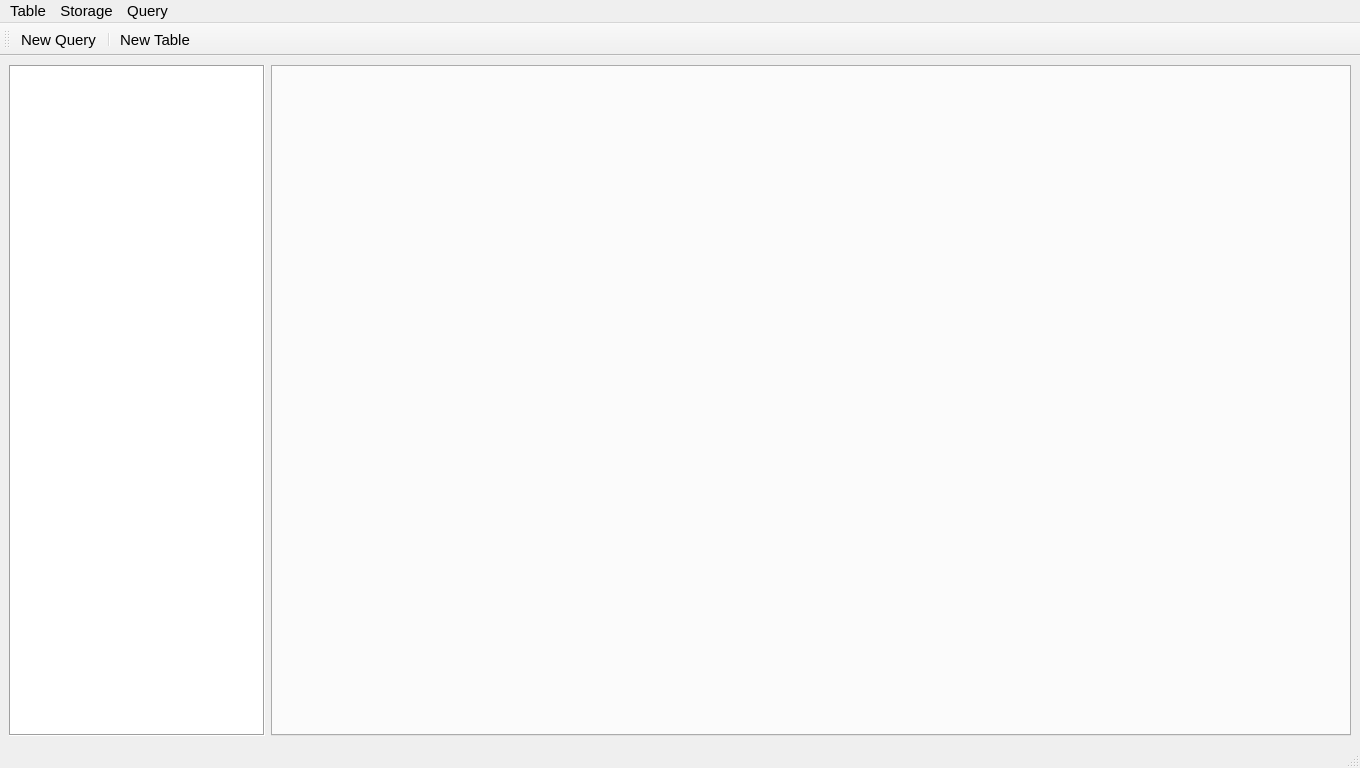
This is src/app/megatron.ui in OwenRoque/MegatronDBMS as Qt 5 draws it before an edit. The edited form follows.
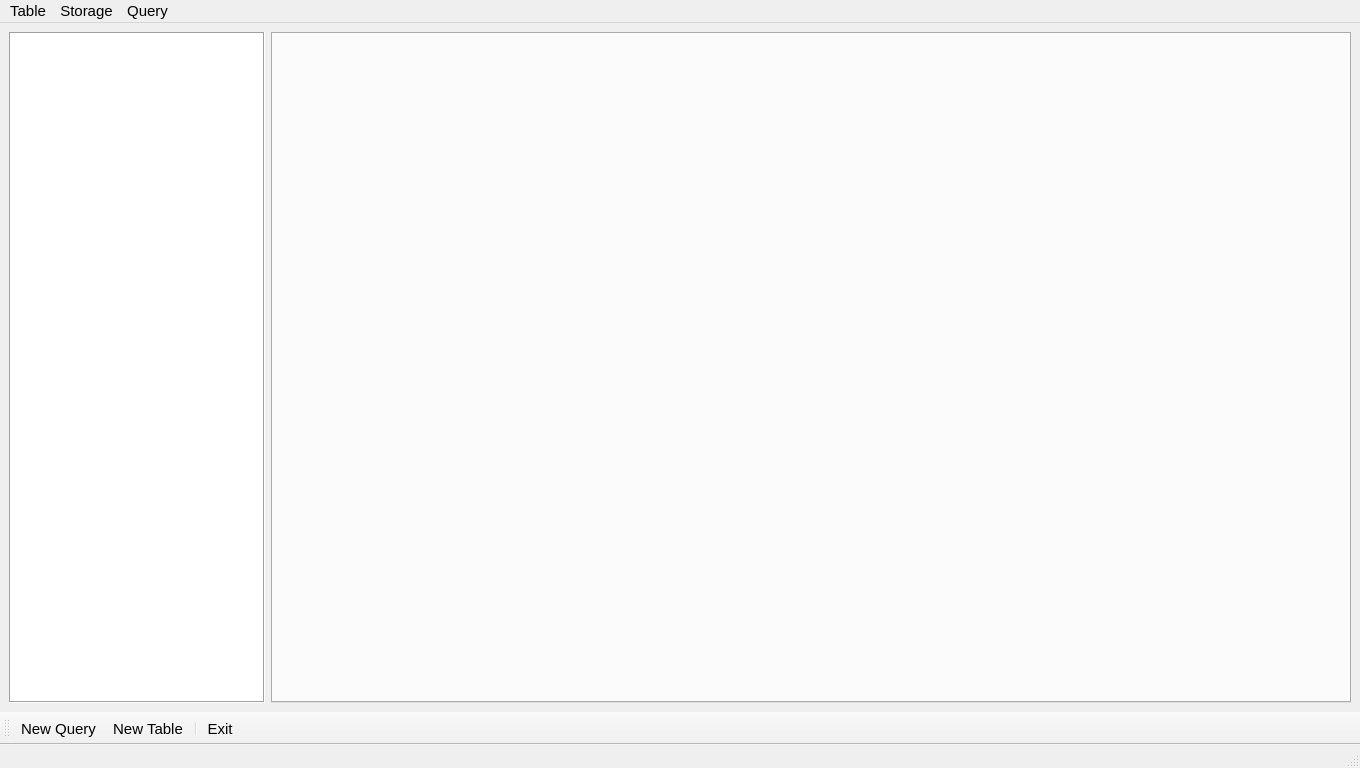
This is the edited form. Icons and pictures are not drawn.

```diff
--- a/src/app/megatron.ui
+++ b/src/app/megatron.ui
@@ -176,7 +176,7 @@
    <property name="maximumSize">
     <size>
      <width>16777215</width>
-     <height>64</height>
+     <height>76</height>
     </size>
    </property>
    <property name="font">
@@ -189,19 +189,23 @@
    </property>
    <property name="iconSize">
     <size>
-     <width>48</width>
-     <height>48</height>
+     <width>42</width>
+     <height>42</height>
     </size>
    </property>
+   <property name="toolButtonStyle">
+    <enum>Qt::ToolButtonTextUnderIcon</enum>
+   </property>
    <attribute name="toolBarArea">
-    <enum>TopToolBarArea</enum>
+    <enum>BottomToolBarArea</enum>
    </attribute>
    <attribute name="toolBarBreak">
     <bool>false</bool>
    </attribute>
    <addaction name="actionNewQuery"/>
-   <addaction name="separator"/>
    <addaction name="actionNewTable"/>
+   <addaction name="separator"/>
+   <addaction name="actionExit"/>
   </widget>
   <action name="actionNewTable">
    <property name="icon">
@@ -216,7 +220,7 @@
    </property>
    <property name="font">
     <font>
-     <pointsize>11</pointsize>
+     <pointsize>9</pointsize>
     </font>
    </property>
   </action>
@@ -245,6 +249,14 @@
    <property name="text">
     <string>Exit</string>
    </property>
+   <property name="statusTip">
+    <string>Exit the application</string>
+   </property>
+   <property name="font">
+    <font>
+     <pointsize>9</pointsize>
+    </font>
+   </property>
   </action>
   <action name="actionRunSelected">
    <property name="icon">
@@ -273,7 +285,7 @@
    </property>
    <property name="font">
     <font>
-     <pointsize>11</pointsize>
+     <pointsize>9</pointsize>
     </font>
    </property>
   </action>
```
Left out of the diff: 5 changed lines with no effect on the pictures.
